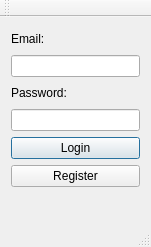
Qt form loginwindow.ui (markopoloparadox/ProjectPerun) before a commit.
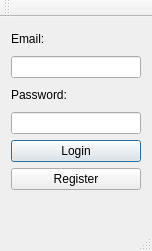
The same form after that commit.

```diff
--- a/loginwindow.ui
+++ b/loginwindow.ui
@@ -6,8 +6,8 @@
    <rect>
     <x>0</x>
     <y>0</y>
-    <width>151</width>
-    <height>247</height>
+    <width>152</width>
+    <height>251</height>
    </rect>
   </property>
   <property name="windowTitle">
```
